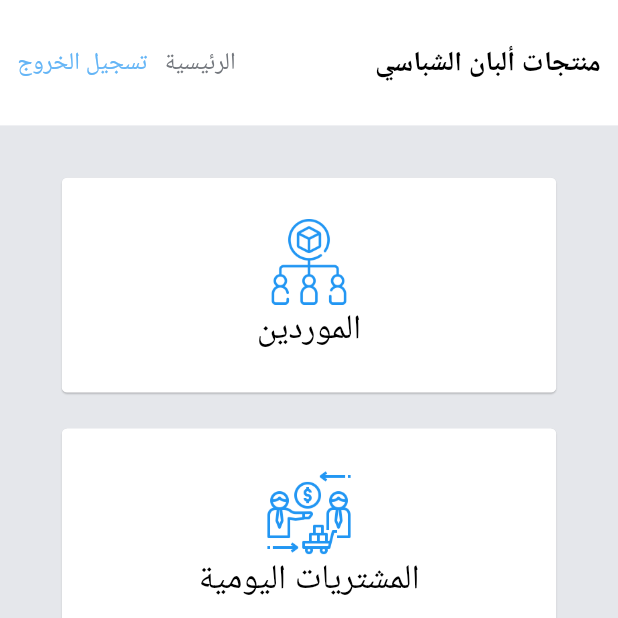
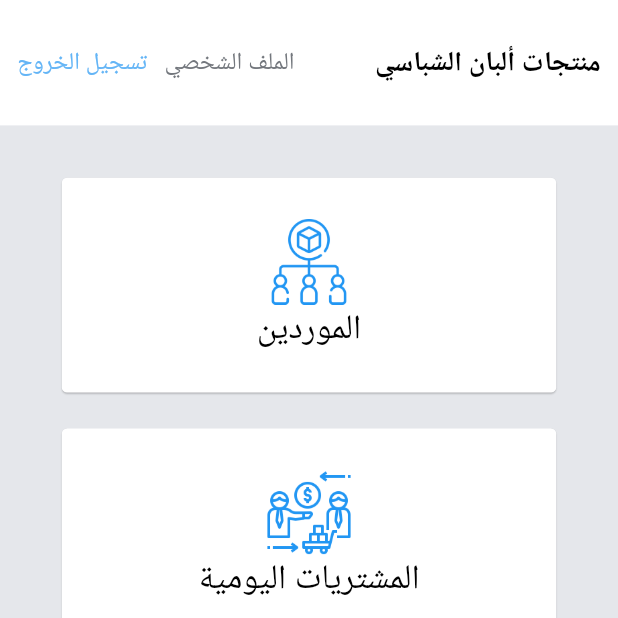
Before and after one commit to ahmedyosry433/Shabacy_market_Flutter, a Flutter app: the HomeScreen screen opened by its route, on a phone screen of 412 x 824 dp, the top half of it. Run offline on Flutter 3.47's test engine with Material 2 defaults, Android fonts, the phone set to English and light mode, and no system bars; our stand-ins replace bloc, dio, easy_localization, flutter_bloc, flutter_screenutil, get_it and 2 more; accounts and stored records are empty; Roboto replaces fonts that are missing (Cairo).

Commit message:
profile screen
 - make custom appbar
- make profile screen
- get user from api

```diff
--- a/lib/core/dj/dependency_injection.dart
+++ b/lib/core/dj/dependency_injection.dart
@@ -1,5 +1,7 @@
 import 'package:dio/dio.dart';
 import 'package:get_it/get_it.dart';
+import 'package:shabacy_market/features/profile/data/repo/profile_repo.dart';
+import 'package:shabacy_market/features/profile/logic/cubit/profile_cubit.dart';
 
 import '../../features/login/data/repo/login_repo.dart';
 import '../../features/login/logic/cubit/login_cubit.dart';
@@ -15,5 +17,8 @@ Future<void> setupGetit() async {
   // login
   getIt.registerLazySingleton(() => LoginRepo(apiService: getIt()));
   getIt.registerFactory<LoginCubit>(() => LoginCubit(getIt()));
+  //Profile
+  getIt.registerLazySingleton(() => ProfileRepo(apiService: getIt()));
+  getIt.registerFactory<ProfileCubit>(() => ProfileCubit(getIt()));
   // signup
 }
--- a/lib/core/networking/api_constants.dart
+++ b/lib/core/networking/api_constants.dart
@@ -1,4 +1,5 @@
 class ApiConstants {
   static const String apiBaseUrl = 'http://18.194.53.25/';
   static const String loginUrl = 'auth/login';
+  static const String profileUrl = 'auth/me';
 }
--- a/lib/core/router/app_router.dart
+++ b/lib/core/router/app_router.dart
@@ -4,8 +4,10 @@ import 'package:shabacy_market/core/dj/dependency_injection.dart';
 import 'package:shabacy_market/core/router/routes.dart';
 import 'package:shabacy_market/features/home/ui/home_screen.dart';
 import 'package:shabacy_market/features/login/logic/cubit/login_cubit.dart';
+import 'package:shabacy_market/features/profile/logic/cubit/profile_cubit.dart';
 
 import '../../features/login/ui/login_screen.dart';
+import '../../features/profile/ui/profile_screen.dart';
 
 class AppRouter {
   Route? onGenerateRoute(RouteSettings settings) {
@@ -15,6 +17,13 @@ class AppRouter {
           builder: (_) => BlocProvider(
             create: (context) => getIt<LoginCubit>(),
             child: const LoginScreen(),
+          ),
+        );
+      case Routes.profileScreen:
+        return MaterialPageRoute(
+          builder: (_) => BlocProvider(
+            create: (context) => getIt<ProfileCubit>(),
+            child: const ProfileScreen(),
           ),
         );
       case Routes.homeScreen:
--- a/lib/core/router/routes.dart
+++ b/lib/core/router/routes.dart
@@ -1,4 +1,5 @@
 class Routes {
   static const String loginScreen = 'loginScreen';
   static const String homeScreen = 'homeScreen';
+  static const String profileScreen = 'profileScreen';
 }
--- /dev/null
+++ b/lib/core/widgets/app_custom_appbar.dart
@@ -0,0 +1,43 @@
+import 'package:easy_localization/easy_localization.dart';
+import 'package:flutter/material.dart';
+import 'package:flutter_screenutil/flutter_screenutil.dart';
+import 'package:shabacy_market/core/helper/extensions.dart';
+
+import '../helper/spacing.dart';
+import '../router/routes.dart';
+import '../theme/colors.dart';
+import '../theme/style.dart';
+
+class AppCustomAppbar extends StatelessWidget {
+  AppCustomAppbar({super.key, this.profileStyle, this.homeStyle});
+  TextStyle? profileStyle;
+  TextStyle? homeStyle;
+  @override
+  Widget build(BuildContext context) {
+    return Container(
+      padding: EdgeInsets.symmetric(horizontal: 10.w),
+      height: 70.h,
+      color: ColorsManager.white,
+      child: Row(mainAxisAlignment: MainAxisAlignment.spaceBetween, children: [
+        Text('bussnisName'.tr(), style: TextStyles.font16BlackSemiBold),
+        Row(
+          children: [
+            GestureDetector(
+                onTap: () => context.pushNamed(Routes.homeScreen),
+                child: Text('home'.tr(),
+                    style: homeStyle ?? TextStyles.font14GrayMedium)),
+            horizontalSpace(10),
+            GestureDetector(
+                onTap: () => context.pushNamed(Routes.profileScreen),
+                child: Text('profile'.tr(),
+                    style: profileStyle ?? TextStyles.font14GrayMedium)),
+            horizontalSpace(10),
+            Text('logout'.tr(),
+                style: TextStyles.font14GrayMedium
+                    .copyWith(color: ColorsManager.primryColor.shade300)),
+          ],
+        ),
+      ]),
+    );
+  }
+}
--- a/lib/features/home/ui/home_screen.dart
+++ b/lib/features/home/ui/home_screen.dart
@@ -1,9 +1,12 @@
 import 'package:easy_localization/easy_localization.dart';
 import 'package:flutter/material.dart';
 import 'package:flutter_screenutil/flutter_screenutil.dart';
+import 'package:shabacy_market/core/helper/extensions.dart';
 import 'package:shabacy_market/core/helper/spacing.dart';
 import 'package:shabacy_market/core/theme/colors.dart';
+import 'package:shabacy_market/core/widgets/app_custom_appbar.dart';
 
+import '../../../core/router/routes.dart';
 import '../../../core/theme/style.dart';
 
 class HomeScreen extends StatelessWidget {
@@ -17,7 +20,9 @@ class HomeScreen extends StatelessWidget {
       body: SingleChildScrollView(
         child: Column(
           children: [
-            coustomAppbar(),
+            AppCustomAppbar(
+              homeStyle: TextStyles.font11BlackSemiBold.copyWith(fontSize: 0),
+            ),
             Padding(
               padding: EdgeInsets.symmetric(horizontal: 20.w, vertical: 20.w),
               child: Column(
@@ -51,7 +56,7 @@ class HomeScreen extends StatelessWidget {
     ));
   }
 
-  Widget coustomAppbar() {
+  Widget coustomAppbar(BuildContext context) {
     return Container(
       padding: EdgeInsets.symmetric(horizontal: 10.w),
       height: 70.h,
@@ -61,6 +66,11 @@ class HomeScreen extends StatelessWidget {
         Row(
           children: [
             Text('home'.tr(), style: TextStyles.font14GrayMedium),
+            horizontalSpace(10),
+            GestureDetector(
+                onTap: () => context.pushNamed(Routes.profileScreen),
+                child:
+                    Text('profile'.tr(), style: TextStyles.font14GrayMedium)),
             horizontalSpace(10),
             Text('logout'.tr(),
                 style: TextStyles.font14GrayMedium
--- a/lib/features/login/ui/login_screen.dart
+++ b/lib/features/login/ui/login_screen.dart
@@ -39,7 +39,6 @@ class LoginScreen extends StatelessWidget {
                     AppTextFormFieldWithTopHint(
                       topHintText: 'email'.tr(),
                       appTextFormField: AppTextFormField(
-
                         controller: context.read<LoginCubit>().emailController,
                         keyboardType: TextInputType.emailAddress,
                         hintText: 'enterEmail'.tr(),
--- /dev/null
+++ b/lib/features/profile/logic/cubit/profile_cubit.dart
@@ -0,0 +1,29 @@
+// ignore_for_file: non_constant_identifier_names
+
+import 'package:bloc/bloc.dart';
+import 'package:meta/meta.dart';
+
+import '../../../../core/helper/shared_preferences_helper.dart';
+import '../../data/models/profile_model.dart';
+import '../../data/repo/profile_repo.dart';
+
+part 'profile_state.dart';
+
+class ProfileCubit extends Cubit<ProfileState> {
+  final ProfileRepo _ProfileRepo;
+  ProfileCubit(this._ProfileRepo) : super(ProfileInitial());
+  UserProfile? currentUser;
+  void getUserProfile() async {
+    emit(ProfileLoading());
+    try {
+      final String token =
+          await SharedPreferencesHelper.getValueForKey('token');
+
+      final response = await _ProfileRepo.getUserProfileRepo(token: token);
+      currentUser = response;
+      emit(ProfileLoaded(userProfile: response));
+    } catch (e) {
+      emit(ProfileError(errorMsg: e.toString()));
+    }
+  }
+}
```
Also changed, not shown: assets/lang/ar-AE.json (+10 -1 lines), lib/core/networking/api_service.dart (+22 -1 lines), lib/core/widgets/app_progress_indecator.dart (added, +26 -0 lines), lib/core/widgets/app_text_form_field.dart (+9 -3 lines), lib/features/profile/data/models/profile_model.dart (added, +30 -0 lines), lib/features/profile/data/repo/profile_repo.dart (added, +12 -0 lines), lib/features/profile/logic/cubit/profile_state.dart (added, +18 -0 lines), lib/features/profile/ui/profile_screen.dart (added, +143 -0 lines).
